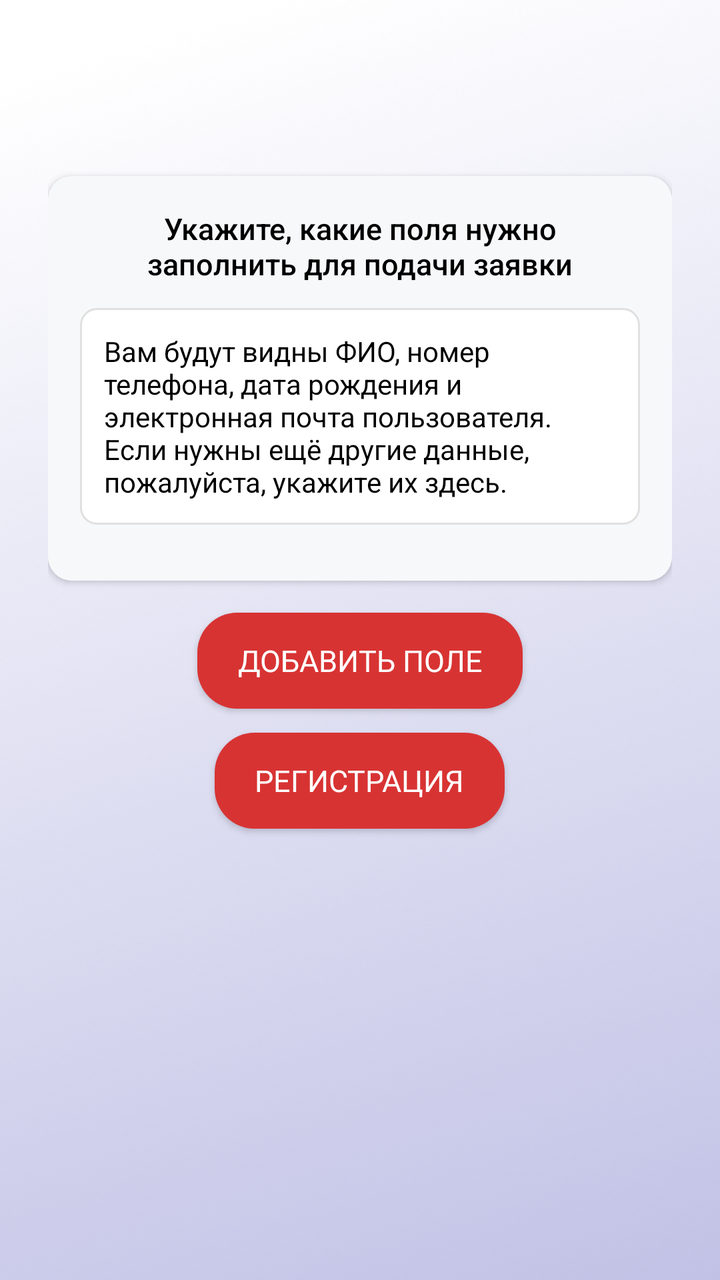
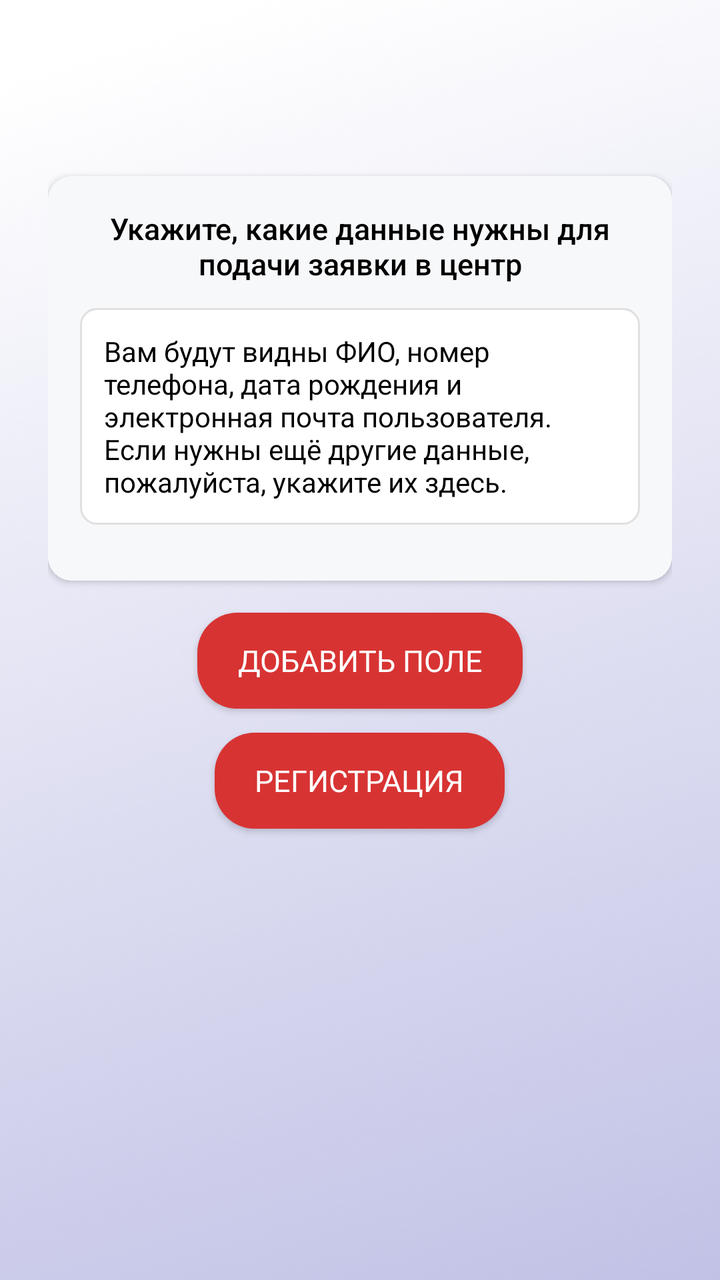

The first picture is an Android layout as it rendered before a commit; the second is the same layout after the commit. The layout source and the unified diff follow.
<!-- AndroidManifest.xml: application theme Theme.AppCompat.Light -->
<!-- res/layout/activity_user_list2.xml -->
<?xml version="1.0" encoding="utf-8"?>
<ScrollView xmlns:android="http://schemas.android.com/apk/res/android"
    xmlns:app="http://schemas.android.com/apk/res-auto"
    android:layout_width="match_parent"
    android:layout_height="match_parent"
    android:background="@drawable/background_b"
    android:paddingTop="?attr/actionBarSize"
    android:paddingStart="24dp"
    android:paddingEnd="24dp"
    android:fillViewport="true">

    <LinearLayout
        android:id="@+id/main"
        android:layout_width="match_parent"
        android:layout_height="wrap_content"
        android:orientation="vertical"
        android:gravity="center_horizontal"
        android:paddingTop="24dp">

        
        <androidx.cardview.widget.CardView
            android:layout_width="match_parent"
            android:layout_height="wrap_content"
            android:layout_marginTop="8dp"
            android:layout_marginBottom="16dp"
            android:elevation="4dp"
            app:cardCornerRadius="12dp"
            app:cardBackgroundColor="@android:color/white">

            <LinearLayout
                android:layout_width="match_parent"
                android:layout_height="wrap_content"
                android:orientation="vertical"
                android:background="#F7F8FA"
                android:padding="16dp">

                
                <TextView
                    android:layout_width="match_parent"
                    android:layout_height="wrap_content"
                    android:text="Укажите, какие поля нужно заполнить для подачи заявки"
                    android:textSize="15sp"
                    android:textColor="@color/black"
                    android:fontFamily="sans-serif-medium"
                    android:gravity="center"
                    android:paddingStart="8dp"
                    android:paddingEnd="8dp"
                    android:paddingBottom="12dp"/>

                
                <LinearLayout
                    android:layout_width="match_parent"
                    android:layout_height="wrap_content"
                    android:background="@drawable/comment_background"
                    android:padding="12dp"
                    android:layout_marginBottom="12dp">

                    <TextView
                        android:layout_width="match_parent"
                        android:layout_height="wrap_content"
                        android:text="Вам будут видны ФИО, номер телефона, дата рождения и электронная почта пользователя. Если нужны ещё другие данные, пожалуйста, укажите их здесь."
                        android:textColor="@color/black"
                        android:fontFamily="sans-serif"
                        android:textSize="14sp" />
                </LinearLayout>

                
                <LinearLayout
                    android:id="@+id/container_fields"
                    android:layout_width="match_parent"
                    android:layout_height="wrap_content"
                    android:orientation="vertical" />
            </LinearLayout>
        </androidx.cardview.widget.CardView>

        
        <Button
            android:id="@+id/btn_add_row"
            android:text="@string/addrow"
            android:layout_width="wrap_content"
            android:layout_height="wrap_content"
            android:background="@drawable/shape"
            android:textSize="15sp"
            android:paddingHorizontal="20dp"
            android:paddingVertical="12dp"
            android:fontFamily="sans-serif"
            android:textColor="@color/white"
            android:layout_marginBottom="12dp"/>

        <Button
            android:id="@+id/btn_register"
            android:text="@string/register"
            android:layout_width="wrap_content"
            android:layout_height="wrap_content"
            android:background="@drawable/shape"
            android:textSize="15sp"
            android:paddingHorizontal="20dp"
            android:paddingVertical="12dp"
            android:fontFamily="sans-serif"
            android:textColor="@color/white"
            android:layout_marginBottom="24dp"/>
    </LinearLayout>
</ScrollView>
<!-- resources referenced by this layout -->
<resources>
  <color name="black">#FF000000</color>
  <color name="white">#FFFFFFFF</color>
  <!-- drawable background_b: png bitmap (drawable, 208537 bytes) -->
  <!-- drawable comment_background (drawable) -->
  <?xml version="1.0" encoding="utf-8"?>
  <shape xmlns:android="http://schemas.android.com/apk/res/android"
      android:shape="rectangle">
  
      
      <solid android:color="@android:color/white" />
  
      
      <stroke
          android:width="1dp"
          android:color="#E0E0E0" />
  
      
      <corners android:radius="8dp" />
  
      
      <padding
          android:bottom="2dp"
          android:left="2dp"
          android:right="2dp"
          android:top="2dp" />
  </shape>
  <!-- drawable shape (drawable) -->
  <?xml version="1.0" encoding="utf-8"?>
  <shape xmlns:android="http://schemas.android.com/apk/res/android"
      android:shape="rectangle">
      <solid android:color="#D83333" />
      <corners android:radius="20dp" />
  </shape>
  <string name="addrow">Добавить поле</string>
  <string name="register">Регистрация</string>
</resources>

<!-- the commit's change to res/layout/activity_user_list2.xml (unified diff, before → after) -->
@@ -38,7 +38,7 @@
                 <TextView
                     android:layout_width="match_parent"
                     android:layout_height="wrap_content"
-                    android:text="Укажите, какие поля нужно заполнить для подачи заявки"
+                    android:text="@string/editlistu"
                     android:textSize="15sp"
                     android:textColor="@color/black"
                     android:fontFamily="sans-serif-medium"
@@ -58,7 +58,7 @@
                     <TextView
                         android:layout_width="match_parent"
                         android:layout_height="wrap_content"
-                        android:text="Вам будут видны ФИО, номер телефона, дата рождения и электронная почта пользователя. Если нужны ещё другие данные, пожалуйста, укажите их здесь."
+                        android:text="@string/editlistu1"
                         android:textColor="@color/black"
                         android:fontFamily="sans-serif"
                         android:textSize="14sp" />
<!-- resource entries referenced after the edit -->
@@ -34,6 +34,8 @@
       <corners android:radius="20dp" />
   </shape>
   <string name="addrow">Добавить поле</string>
+  <string name="editlistu">Укажите, какие данные нужны для подачи заявки в центр</string>
+  <string name="editlistu1">Вам будут видны ФИО, номер телефона, дата рождения и электронная почта пользователя. Если нужны ещё другие данные, пожалуйста, укажите их здесь.</string>
   <string name="register">Регистрация</string>
 </resources>
 
